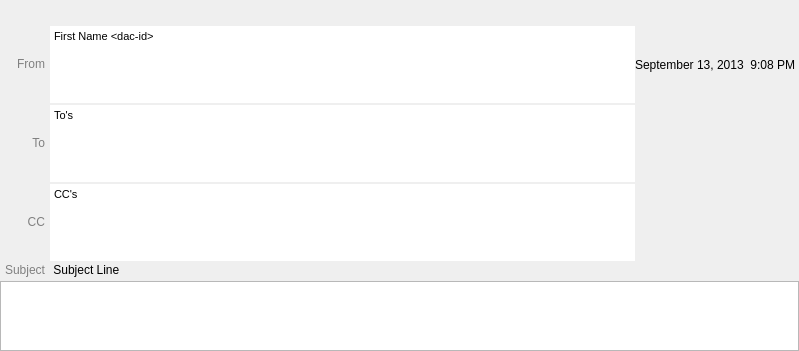
This is Mail/MailViewer.ui in InvictusInnovations/keyhotee as Qt 5 draws it before an edit. The edited form follows.
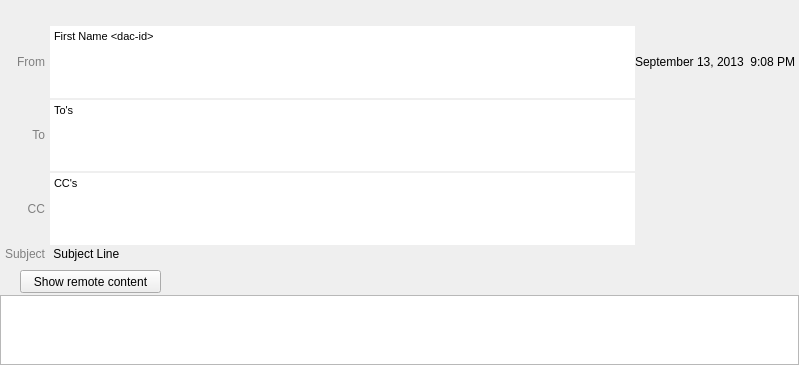
This is the edited form. Custom widgets are drawn as their Qt base class.

Commit message: Show alert if any remote image is blocked in the mail viewer

```diff
--- a/Mail/MailViewer.ui
+++ b/Mail/MailViewer.ui
@@ -7,7 +7,7 @@
     <x>0</x>
     <y>0</y>
     <width>799</width>
-    <height>351</height>
+    <height>365</height>
    </rect>
   </property>
   <property name="windowTitle">
@@ -315,12 +315,46 @@
      </layout>
     </widget>
    </item>
+   <item>
+    <widget class="QWidget" name="remoteContentAlert" native="true">
+     <property name="sizePolicy">
+      <sizepolicy hsizetype="Preferred" vsizetype="Fixed">
+       <horstretch>0</horstretch>
+       <verstretch>0</verstretch>
+      </sizepolicy>
+     </property>
+     <property name="minimumSize">
+      <size>
+       <width>0</width>
+       <height>30</height>
+      </size>
+     </property>
+     <widget class="QPushButton" name="showRemoteContent">
+      <property name="geometry">
+       <rect>
+        <x>20</x>
+        <y>5</y>
+        <width>141</width>
+        <height>23</height>
+       </rect>
+      </property>
+      <property name="text">
+       <string>Show remote content</string>
+      </property>
+     </widget>
+    </widget>
+   </item>
    <item>
     <widget class="TMessageEdit" name="message_content"/>
    </item>
   </layout>
  </widget>
  <customwidgets>
+  <customwidget>
+   <class>TMessageEdit</class>
+   <extends>QTextBrowser</extends>
+   <header>Mail/TMessageEdit.hpp</header>
+  </customwidget>
   <customwidget>
    <class>ContactListEdit</class>
    <extends>QTextEdit</extends>
@@ -329,11 +363,6 @@
     <slot>onCompleterRequest()</slot>
    </slots>
   </customwidget>
-  <customwidget>
-   <class>TMessageEdit</class>
-   <extends>QTextBrowser</extends>
-   <header>Mail/TMessageEdit.hpp</header>
-  </customwidget>
  </customwidgets>
  <resources/>
  <connections/>
```
Left out of the diff: 11 changed lines with no effect on the pictures. The commit also changes 5 other files.
